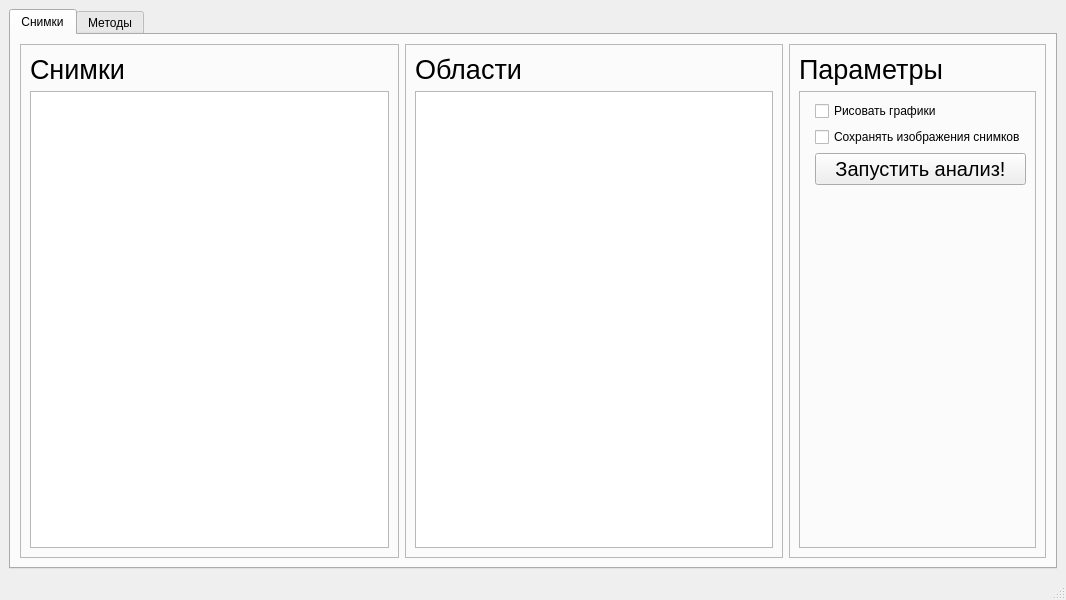
Before: the Qt Designer form config UI/main_window.ui in Limuranius/FY3D-image-analyzer, drawn with Qt 5.
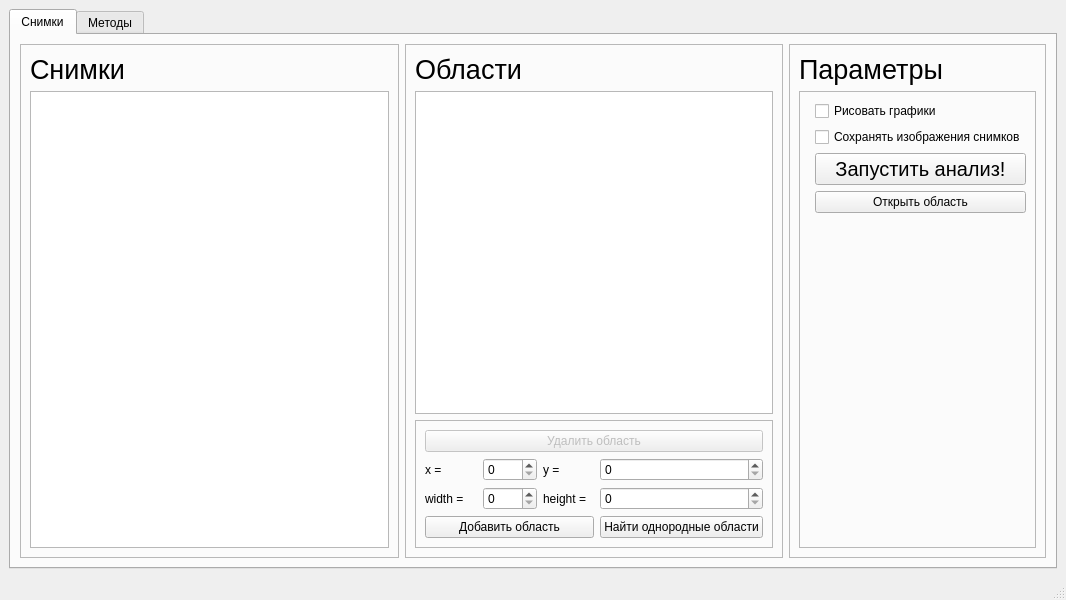
After: the same form once the commit is applied.

```diff
--- a/config UI/main_window.ui
+++ b/config UI/main_window.ui
@@ -76,6 +76,98 @@
            <item>
             <widget class="QListWidget" name="listWidget_areas"/>
            </item>
+           <item>
+            <widget class="QFrame" name="frame_7">
+             <property name="frameShape">
+              <enum>QFrame::StyledPanel</enum>
+             </property>
+             <property name="frameShadow">
+              <enum>QFrame::Raised</enum>
+             </property>
+             <layout class="QGridLayout" name="gridLayout">
+              <item row="1" column="0">
+               <widget class="QLabel" name="label_2">
+                <property name="text">
+                 <string>x =</string>
+                </property>
+               </widget>
+              </item>
+              <item row="1" column="2">
+               <widget class="QLabel" name="label_7">
+                <property name="text">
+                 <string>y =</string>
+                </property>
+               </widget>
+              </item>
+              <item row="2" column="0">
+               <widget class="QLabel" name="label_8">
+                <property name="text">
+                 <string>width =</string>
+                </property>
+               </widget>
+              </item>
+              <item row="2" column="1">
+               <widget class="QSpinBox" name="spinBox_add_area_width">
+                <property name="maximum">
+                 <number>3000</number>
+                </property>
+               </widget>
+              </item>
+              <item row="2" column="2">
+               <widget class="QLabel" name="label_9">
+                <property name="text">
+                 <string>height =</string>
+                </property>
+               </widget>
+              </item>
+              <item row="1" column="3">
+               <widget class="QSpinBox" name="spinBox_add_area_y">
+                <property name="maximum">
+                 <number>3000</number>
+                </property>
+               </widget>
+              </item>
+              <item row="1" column="1">
+               <widget class="QSpinBox" name="spinBox_add_area_x">
+                <property name="maximum">
+                 <number>3000</number>
+                </property>
+               </widget>
+              </item>
+              <item row="2" column="3">
+               <widget class="QSpinBox" name="spinBox_add_area_height">
+                <property name="maximum">
+                 <number>3000</number>
+                </property>
+               </widget>
+              </item>
+              <item row="0" column="0" colspan="4">
+               <widget class="QPushButton" name="pushButton_del_area">
+                <property name="enabled">
+                 <bool>false</bool>
+                </property>
+                <property name="text">
+                 <string>Удалить область</string>
+                </property>
+               </widget>
+              </item>
+              <item row="5" column="0" colspan="3">
+               <widget class="QPushButton" name="pushButton_add_area">
+                <property name="text">
+                 <string>Добавить область</string>
+                </property>
+               </widget>
+              </item>
+              <item row="5" column="3">
+               <widget class="QPushButton" name="pushButton_add_monotone_areas">
+                <property name="text">
+                 <string>Найти однородные области</string>
+                </property>
+               </widget>
+              </item>
+             </layout>
+            </widget>
+           </item>
           </layout>
          </widget>
         </item>
@@ -141,6 +233,13 @@
                 </property>
                </widget>
               </item>
+              <item row="3" column="1">
+               <widget class="QPushButton" name="pushButton_open_area">
+                <property name="text">
+                 <string>Открыть область</string>
+                </property>
+               </widget>
+              </item>
              </layout>
             </widget>
            </item>
```
Left out of the diff: 27 changed lines with no effect on the pictures.
